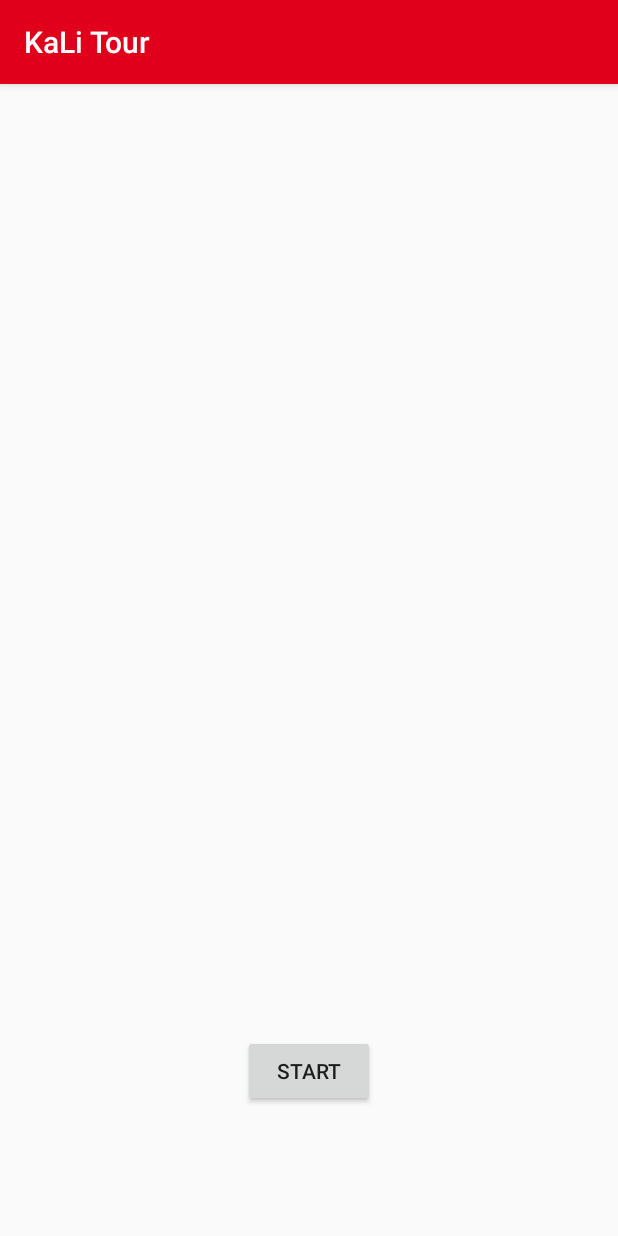
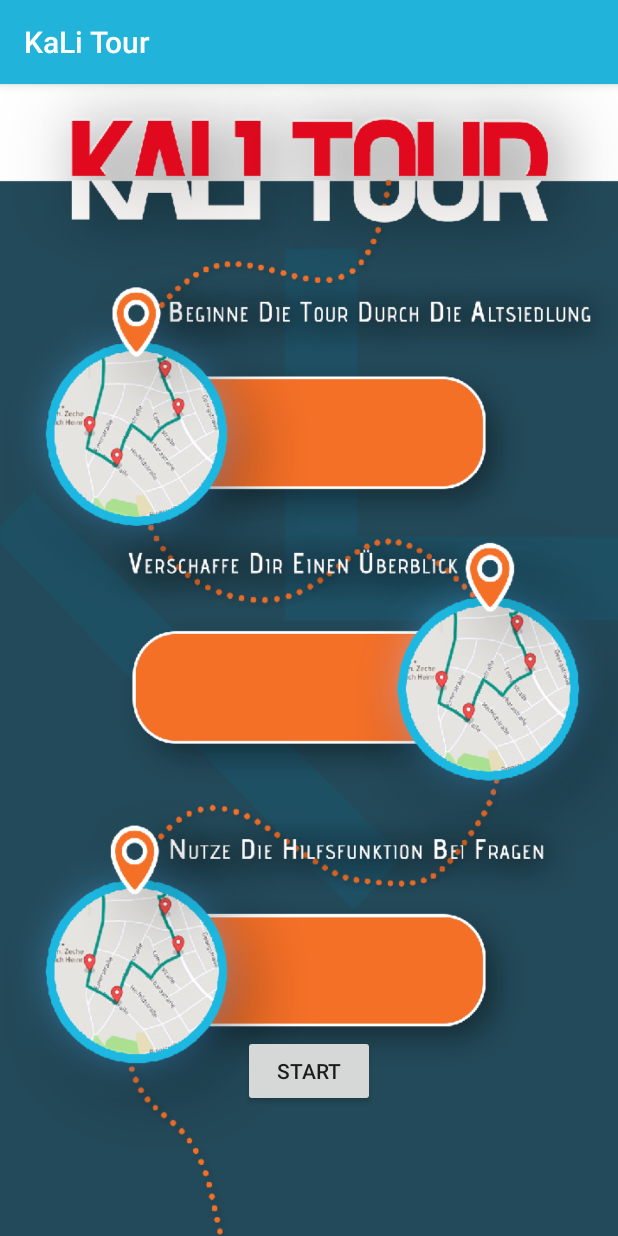
Before and after one commit to Volker89/KaLiTour, an Android app: the screen it shows after launch (MainActivity), on a phone screen of 412 x 824 dp. Run offline under Robolectric (Android 15) with nearby library versions, the phone set to English and light mode, and no system bars.

Commit message:
Farbcode Titelleiste / Hintergrund Start

```diff
--- a/app/src/main/res/layout/activity_main.xml
+++ b/app/src/main/res/layout/activity_main.xml
@@ -7,6 +7,7 @@
     android:paddingLeft="@dimen/activity_horizontal_margin"
     android:paddingRight="@dimen/activity_horizontal_margin"
     android:paddingTop="@dimen/activity_vertical_margin"
+    android:background="@drawable/kali_bg"
     tools:context="kaliapps.kalitour.MainActivity">
 
     <Button
--- a/app/src/main/res/values/colors.xml
+++ b/app/src/main/res/values/colors.xml
@@ -1,6 +1,6 @@
 <?xml version="1.0" encoding="utf-8"?>
 <resources>
-    <color name="colorPrimary">#E0001B</color>
-    <color name="colorPrimaryDark">#970013</color>
+    <color name="colorPrimary">#21b3d9</color>
+    <color name="colorPrimaryDark">#148EAD</color>
     <color name="colorAccent">#E0001B</color>
 </resources>
```
Also changed, not shown: app/src/main/res/drawable/kali_bg.png (added).
